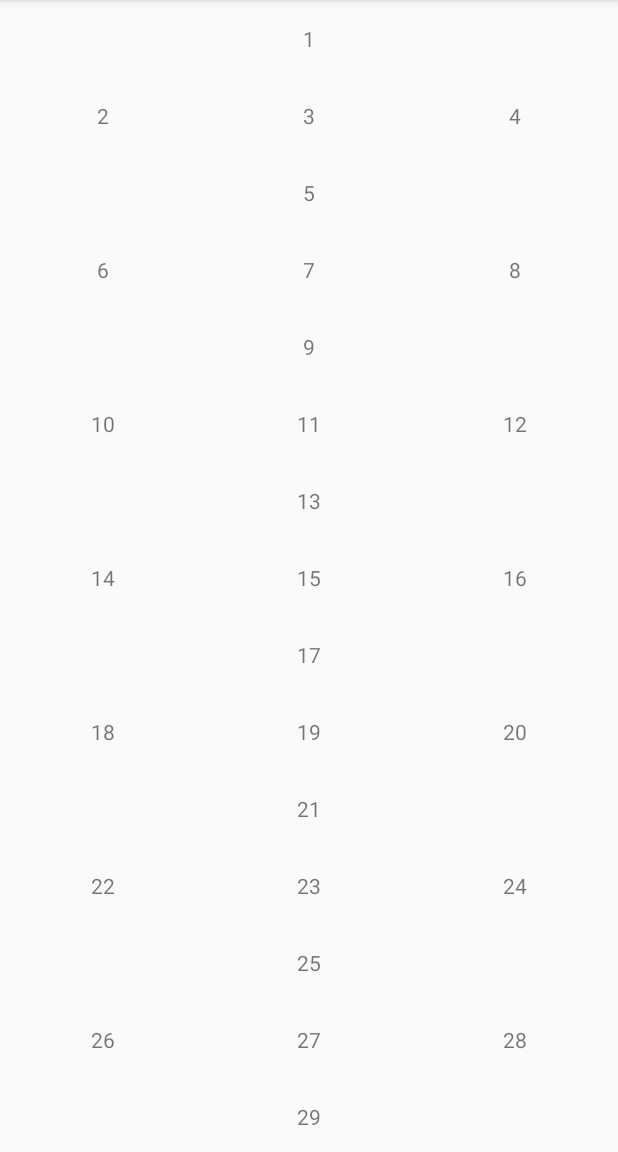
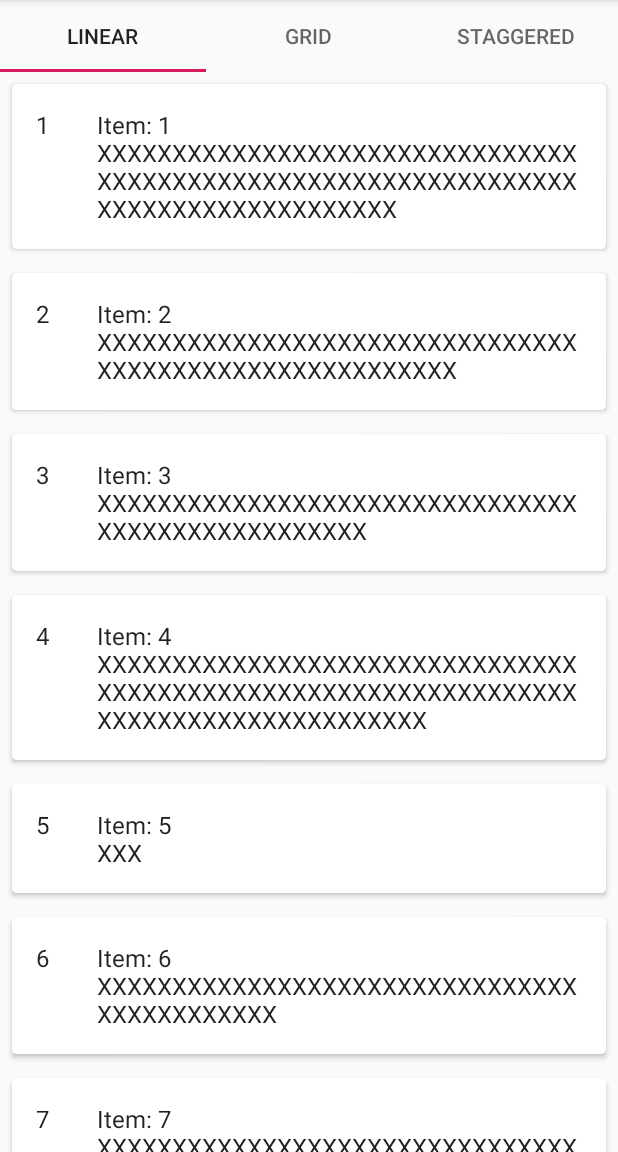
Before and after one commit to mvbrenes/recyclerview-demo, an Android app: the screen it shows after launch (MainActivity), on a phone screen of 412 x 824 dp, the part 84-1236 px from its top. Run offline under Robolectric (Android 15) with nearby library versions, the phone set to English and light mode, and no system bars.

Commit message:
multi tab layout with staggered recyclerview

```diff
--- a/app/build.gradle
+++ b/app/build.gradle
@@ -26,6 +26,9 @@ dependencies {
   implementation fileTree(dir: 'libs', include: ['*.jar'])
 
   implementation "org.jetbrains.kotlin:kotlin-stdlib-jdk7:$kotlin_version"
+  implementation 'androidx.core:core:1.1.0-alpha01'
+  implementation 'androidx.core:core-ktx:1.0.1'
+  implementation 'com.google.android.material:material:1.1.0-alpha01'
   implementation 'androidx.appcompat:appcompat:1.0.2'
   implementation 'androidx.constraintlayout:constraintlayout:2.0.0-alpha2'
   implementation 'androidx.recyclerview:recyclerview:1.0.0'
--- /dev/null
+++ b/app/src/main/java/com/marcobrenes/recyclerviewdemo/DummyContent.kt
@@ -0,0 +1,45 @@
+package com.marcobrenes.recyclerviewdemo
+
+import kotlin.random.Random
+
+object DummyContent {
+
+    private const val COUNT = 25
+    const val FIXED_MODE = false
+    val items = arrayListOf<DummyItem>()
+    val itemMap = hashMapOf<String, DummyItem>()
+
+    init {
+        (1..COUNT).forEach {
+            addItem(createDummyItem(it))
+        }
+    }
+
+    private fun addItem(item: DummyItem) {
+        items.add(item)
+        itemMap[item.id] = item
+    }
+
+    private fun createDummyItem(position: Int): DummyItem {
+        return DummyItem(position.toString(), makeDetails(position), makeDetails(position))
+    }
+
+    @Suppress("ConstantConditionIf")
+    private fun makeDetails(position: Int): String = with(StringBuffer()) {
+        append("Item: $position \n")
+        if (FIXED_MODE) {
+            append("XXXXXXXX")
+        } else {
+            (0..Random.nextInt(1, 100)).forEach { append("X") }
+        }
+        toString()
+    }
+}
+
+class DummyItem(
+    val id: String,
+    val content: String,
+    val details: String
+) {
+    override fun toString() = content
+}
--- /dev/null
+++ b/app/src/main/java/com/marcobrenes/recyclerviewdemo/ItemFragment.kt
@@ -0,0 +1,56 @@
+package com.marcobrenes.recyclerviewdemo
+
+import android.os.Bundle
+import android.view.LayoutInflater
+import android.view.View
+import android.view.ViewGroup
+import androidx.core.os.bundleOf
+import androidx.fragment.app.Fragment
+import androidx.recyclerview.widget.*
+import java.lang.IllegalStateException
+
+class ItemFragment : Fragment() {
+
+    companion object {
+        const val NUM_COLUMNS = 3
+        const val FRAG_LINEAR = 1
+        const val FRAG_GRID = 2
+        const val FRAG_STAG_GRID = 3
+        const val ARG_COLUMN_COUNT = "column_count"
+
+        fun newInstance(columnCount: Int): ItemFragment {
+            return ItemFragment().apply {
+                arguments = bundleOf(ARG_COLUMN_COUNT to columnCount)
+            }
+        }
+    }
+
+    private var fragType: Int = 1
+
+    override fun onCreate(savedInstanceState: Bundle?) {
+        super.onCreate(savedInstanceState)
+        arguments?.let { fragType = it.getInt(ARG_COLUMN_COUNT) }
+    }
+
+    override fun onCreateView(
+        inflater: LayoutInflater,
+        container: ViewGroup?,
+        savedInstanceState: Bundle?
+    ): View? {
+        val view = inflater.inflate(R.layout.recycler_fragment, container, false)
+        return (view as? RecyclerView)?.apply {
+            layoutManager = when (fragType) {
+                FRAG_LINEAR -> LinearLayoutManager(context)
+                FRAG_GRID -> GridLayoutManager(context, NUM_COLUMNS)
+                FRAG_STAG_GRID -> StaggeredGridLayoutManager(
+                    NUM_COLUMNS,
+                    StaggeredGridLayoutManager.VERTICAL
+                ).apply {
+                    gapStrategy = StaggeredGridLayoutManager.GAP_HANDLING_MOVE_ITEMS_BETWEEN_SPANS
+                }
+                else -> throw IllegalStateException("Not a valid Frag LayoutManager")
+            }
+            adapter = RVAdapter(DummyContent.items)
+        }
+    }
+}
--- a/app/src/main/java/com/marcobrenes/recyclerviewdemo/MainActivity.kt
+++ b/app/src/main/java/com/marcobrenes/recyclerviewdemo/MainActivity.kt
@@ -2,22 +2,46 @@ package com.marcobrenes.recyclerviewdemo
 
 import android.os.Bundle
 import androidx.appcompat.app.AppCompatActivity
-import androidx.recyclerview.widget.GridLayoutManager
-import androidx.recyclerview.widget.RecyclerView
+import androidx.fragment.app.Fragment
+import androidx.fragment.app.FragmentManager
+import androidx.fragment.app.FragmentPagerAdapter
+import androidx.viewpager.widget.ViewPager
 
 class MainActivity : AppCompatActivity() {
+
     override fun onCreate(savedInstanceState: Bundle?) {
         super.onCreate(savedInstanceState)
         setContentView(R.layout.activity_main)
-        findViewById<RecyclerView>(R.id.recyclerview).apply {
-            layoutManager = GridLayoutManager(applicationContext, 3).apply {
-                spanSizeLookup = object : GridLayoutManager.SpanSizeLookup() {
-                    override fun getSpanSize(position: Int): Int {
-                        return if (position % 4 == 0) 3 else 1
-                    }
-                }
-            }
-            adapter = SimpleRVAdapter()
+
+        findViewById<ViewPager>(R.id.viewpager).apply {
+            adapter = RecyclerTabPagerAdapter(supportFragmentManager)
         }
     }
 }
+
+class RecyclerTabPagerAdapter(fm: FragmentManager) : FragmentPagerAdapter(fm) {
+
+    private val frag1 by lazy { ItemFragment.newInstance(ItemFragment.FRAG_LINEAR) }
+    private val frag2 by lazy { ItemFragment.newInstance(ItemFragment.FRAG_GRID) }
+    private val frag3 by lazy { ItemFragment.newInstance(ItemFragment.FRAG_STAG_GRID) }
+
+    override fun getItem(position: Int): Fragment {
+        return when(position) {
+            0 -> frag1
+            1 -> frag2
+            2 -> frag3
+            else -> throw IllegalStateException("Invalid number of tabs")
+        }
+    }
+
+    override fun getCount(): Int = 3
+
+    override fun getPageTitle(position: Int): CharSequence? {
+        return when(position) {
+            0 -> "Linear"
+            1 -> "Grid"
+            2 -> "Staggered"
+            else -> null
+        }
+    }
+}
--- /dev/null
+++ b/app/src/main/java/com/marcobrenes/recyclerviewdemo/RVAdapter.kt
@@ -0,0 +1,31 @@
+package com.marcobrenes.recyclerviewdemo
+
+import android.view.LayoutInflater
+import android.view.View
+import android.view.ViewGroup
+import android.widget.TextView
+import androidx.recyclerview.widget.RecyclerView
+
+class ViewHolder(itemView: View) : RecyclerView.ViewHolder(itemView) {
+    private val idView: TextView = itemView.findViewById(R.id.id)
+    private val contentView: TextView = itemView.findViewById(R.id.content)
+    fun bindData(item: DummyItem) {
+        idView.text = item.id
+        contentView.text = item.content
+    }
+}
+
+class RVAdapter(val items: List<DummyItem>) : RecyclerView.Adapter<ViewHolder>() {
+
+    override fun onCreateViewHolder(parent: ViewGroup, viewType: Int): ViewHolder {
+        return LayoutInflater.from(parent.context)
+            .inflate(R.layout.view_recyclerview_row, parent, false)
+            .let { ViewHolder(it) }
+    }
+
+    override fun getItemCount(): Int = items.size
+
+    override fun onBindViewHolder(holder: ViewHolder, position: Int) {
+        holder.bindData(items[position])
+    }
+}
--- a/app/src/main/java/com/marcobrenes/recyclerviewdemo/SimpleRVAdapter.kt
+++ /dev/null
@@ -1,33 +0,0 @@
-package com.marcobrenes.recyclerviewdemo
-
-import android.view.LayoutInflater
-import android.view.View
-import android.view.ViewGroup
-import android.widget.TextView
-import androidx.recyclerview.widget.RecyclerView
-
-class SimpleRVAdapter : RecyclerView.Adapter<SimpleViewHolder>() {
-
-    val data by lazy {
-        (1..50).map {
-            it.toString()
-        }
-    }
-
-    override fun onCreateViewHolder(parent: ViewGroup, viewType: Int): SimpleViewHolder {
-        return LayoutInflater.from(parent.context)
-            .inflate(R.layout.view_recyclerview_row, parent, false)
-            .let { SimpleViewHolder(it) }
-    }
-
-    override fun getItemCount(): Int = data.size
-
-    override fun onBindViewHolder(holder: SimpleViewHolder, position: Int) {
-        holder.bindData(data[position])
-    }
-}
-
-class SimpleViewHolder(itemView: View) : RecyclerView.ViewHolder(itemView) {
-    private val textView: TextView = itemView.findViewById(R.id.textview)
-    fun bindData(data: String) { textView.text = data }
-}
--- a/app/src/main/res/layout/activity_main.xml
+++ b/app/src/main/res/layout/activity_main.xml
@@ -1,8 +1,14 @@
 <?xml version="1.0" encoding="utf-8"?>
 
-<androidx.recyclerview.widget.RecyclerView
-    xmlns:android="http://schemas.android.com/apk/res/android"
-    android:id="@+id/recyclerview"
+<androidx.viewpager.widget.ViewPager xmlns:android="http://schemas.android.com/apk/res/android"
+    xmlns:app="http://schemas.android.com/apk/res-auto"
+    android:id="@+id/viewpager"
     android:layout_width="match_parent"
-    android:layout_height="match_parent"
-    />
+    android:layout_height="match_parent">
+
+    <com.google.android.material.tabs.TabLayout
+        android:layout_width="match_parent"
+        android:layout_height="wrap_content"
+        app:tabIndicatorGravity="bottom"/>
+
+</androidx.viewpager.widget.ViewPager>
--- /dev/null
+++ b/app/src/main/res/layout/recycler_fragment.xml
@@ -0,0 +1,6 @@
+<?xml version="1.0" encoding="utf-8"?>
+
+<androidx.recyclerview.widget.RecyclerView xmlns:android="http://schemas.android.com/apk/res/android"
+    android:id="@+id/recyclerview"
+    android:layout_width="match_parent"
+    android:layout_height="match_parent" />
--- a/app/src/main/res/layout/view_recyclerview_row.xml
+++ b/app/src/main/res/layout/view_recyclerview_row.xml
@@ -1,8 +1,36 @@
 <?xml version="1.0" encoding="utf-8"?>
 
-<TextView xmlns:android="http://schemas.android.com/apk/res/android"
+<!--<com.google.android.material.card.MaterialCardView-->
+    <!--style="@style/Widget.MaterialComponents.CardView"-->
+<androidx.cardview.widget.CardView
+    xmlns:android="http://schemas.android.com/apk/res/android"
+    xmlns:app="http://schemas.android.com/apk/res-auto"
     android:layout_width="match_parent"
     android:layout_height="wrap_content"
-    android:gravity="center"
-    android:padding="16dp"
-    android:id="@+id/textview"/>
+    android:layout_margin="8dp"
+    android:background="#EEEEEE"
+    android:padding="8dp"
+    app:cardCornerRadius="3dp">
+
+
+    <LinearLayout
+        android:layout_width="wrap_content"
+        android:layout_height="wrap_content"
+        android:orientation="horizontal">
+
+        <TextView
+            android:id="@+id/id"
+            android:layout_width="wrap_content"
+            android:layout_height="wrap_content"
+            android:layout_margin="16dp"
+            android:textAppearance="?attr/textAppearanceListItem" />
+
+        <TextView
+            android:id="@+id/content"
+            android:layout_width="wrap_content"
+            android:layout_height="wrap_content"
+            android:layout_margin="16dp"
+            android:textAppearance="?attr/textAppearanceListItem" />
+    </LinearLayout>
+</androidx.cardview.widget.CardView>
+<!--</com.google.android.material.card.MaterialCardView>-->
--- a/app/src/main/res/values/colors.xml
+++ b/app/src/main/res/values/colors.xml
@@ -3,4 +3,13 @@
     <color name="colorPrimary">#008577</color>
     <color name="colorPrimaryDark">#00574B</color>
     <color name="colorAccent">#D81B60</color>
+
+    <color name="primaryColor">#81c784</color>
+    <color name="primaryLightColor">#b2fab4</color>
+    <color name="primaryDarkColor">#519657</color>
+    <color name="secondaryColor">#f06292</color>
+    <color name="secondaryLightColor">#ff94c2</color>
+    <color name="secondaryDarkColor">#ba2d65</color>
+    <color name="primaryTextColor">#ffffff</color>
+    <color name="secondaryTextColor">#ffffff</color>
 </resources>
```
Also changed, not shown: app/src/main/res/values/styles.xml (+12 -0 lines).
